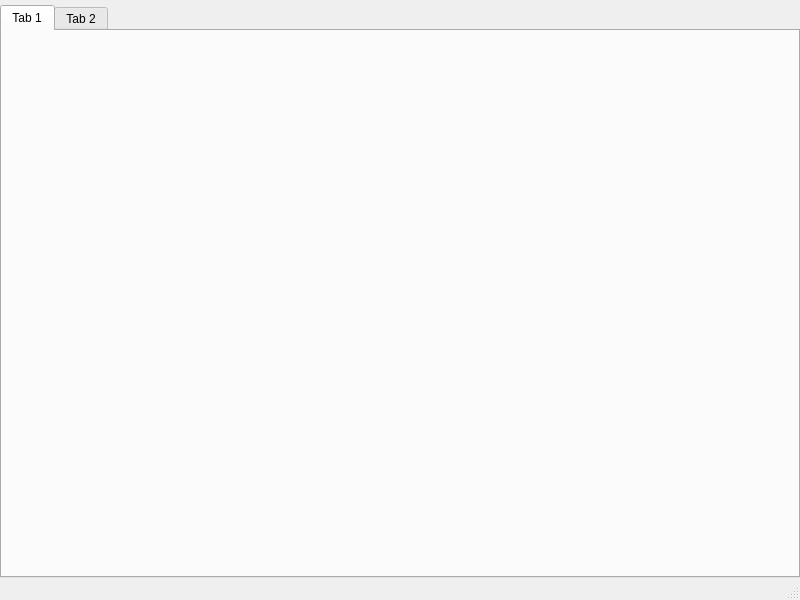
Before: the Qt Designer form UI/MainWindows.ui in BeiChenYx/NetDebug, drawn with Qt 5.
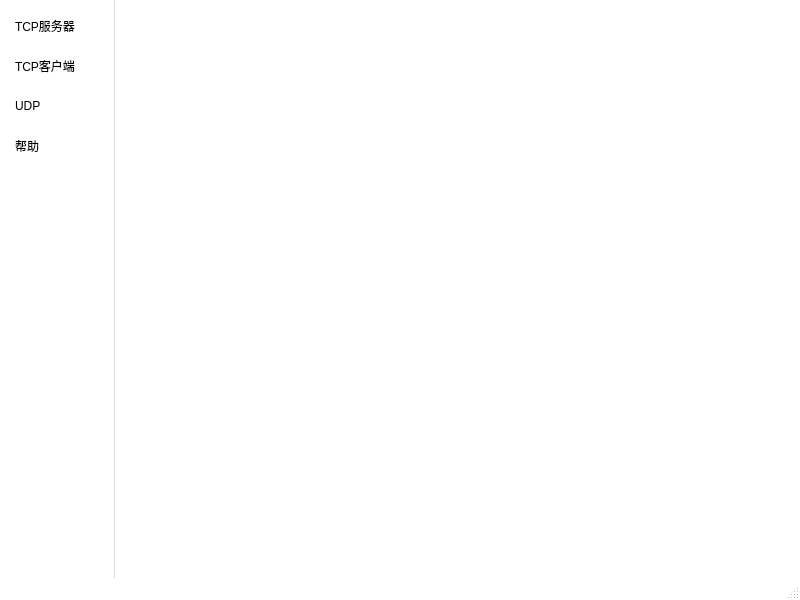
After: the same form once the commit is applied. Icons and pictures are not drawn.

The edit to the form file:
```diff
--- a/UI/MainWindows.ui
+++ b/UI/MainWindows.ui
@@ -11,7 +11,55 @@
    </rect>
   </property>
   <property name="windowTitle">
-   <string>MainWindow</string>
+   <string>网络调试工具</string>
+  </property>
+  <property name="styleSheet">
+   <string notr="true">QMainWindow
+{
+	margin: 0px;
+	padding: 0px;
+    background: #FFFFFF;
+}
+
+QListWidget
+{
+    color: black; 
+    background: #FFFFFF;
+    border-left: 0px solid gray;
+    border-bottom: 0px solid gray;
+    border-top: 0px solid gray;
+	border-right: 1px solid #D7DCE0;
+	padding-top: 6px;
+    outline:0px;
+}
+
+QListWidget::Item
+{
+    height: 40px;
+    border: 0px solid #FFFFFF;
+    padding-left: 12;
+}
+
+QListWidget::Item:hover
+{
+    color: #3DAAFD;
+    background: transparent;
+}
+
+QListWidget::Item:selected
+{
+    color: #3DAAFD;
+    background: #E7E7EB;
+    border-left: 5px solid #3DAAFD;
+}
+/*
+QListWidget::Item:selected:active
+{
+    background: #E7E7EB;
+    color:  #3DAAFD;
+    border-left:2px solid #3DAAFD;
+}*/
+</string>
   </property>
   <widget class="QWidget" name="centralwidget">
    <property name="layoutDirection">
@@ -20,15 +68,12 @@
    <property name="autoFillBackground">
     <bool>false</bool>
    </property>
-   <layout class="QVBoxLayout" name="verticalLayout">
-    <property name="spacing">
-     <number>0</number>
-    </property>
+   <layout class="QGridLayout" name="gridLayout">
     <property name="leftMargin">
      <number>0</number>
     </property>
     <property name="topMargin">
-     <number>5</number>
+     <number>0</number>
     </property>
     <property name="rightMargin">
      <number>0</number>
@@ -36,36 +81,65 @@
     <property name="bottomMargin">
      <number>0</number>
     </property>
-    <item>
-     <widget class="QTabWidget" name="tabWidget">
-      <property name="tabPosition">
-       <enum>QTabWidget::North</enum>
+    <property name="spacing">
+     <number>0</number>
+    </property>
+    <item row="0" column="0">
+     <widget class="QListWidget" name="listWidget">
+      <property name="minimumSize">
+       <size>
+        <width>115</width>
+        <height>0</height>
+       </size>
       </property>
-      <property name="tabShape">
-       <enum>QTabWidget::Rounded</enum>
+      <property name="maximumSize">
+       <size>
+        <width>115</width>
+        <height>100000</height>
+       </size>
       </property>
-      <property name="documentMode">
-       <bool>false</bool>
-      </property>
-      <property name="tabsClosable">
-       <bool>false</bool>
-      </property>
-      <property name="movable">
-       <bool>false</bool>
-      </property>
-      <property name="tabBarAutoHide">
-       <bool>false</bool>
-      </property>
-      <widget class="QWidget" name="tab">
-       <attribute name="title">
-        <string>Tab 1</string>
-       </attribute>
-      </widget>
-      <widget class="QWidget" name="tab_2">
-       <attribute name="title">
-        <string>Tab 2</string>
-       </attribute>
-      </widget>
+      <item>
+       <property name="text">
+        <string>TCP服务器</string>
+       </property>
+       <property name="icon">
+        <iconset resource="img.qrc">
+         <normaloff>:/img/images/TS_3.png</normaloff>:/img/images/TS_3.png</iconset>
+       </property>
+      </item>
+      <item>
+       <property name="text">
+        <string>TCP客户端</string>
+       </property>
+       <property name="icon">
+        <iconset resource="img.qrc">
+         <normaloff>:/img/images/TC_3.png</normaloff>:/img/images/TC_3.png</iconset>
+       </property>
+      </item>
+      <item>
+       <property name="text">
+        <string>UDP</string>
+       </property>
+       <property name="icon">
+        <iconset resource="img.qrc">
+         <normaloff>:/img/images/US_3.png</normaloff>:/img/images/US_3.png</iconset>
+       </property>
+      </item>
+      <item>
+       <property name="text">
+        <string>帮助</string>
+       </property>
+       <property name="icon">
+        <iconset resource="img.qrc">
+         <normaloff>:/img/images/help_3.png</normaloff>:/img/images/help_3.png</iconset>
+       </property>
+      </item>
+     </widget>
+    </item>
+    <item row="0" column="1">
+     <widget class="QStackedWidget" name="stackedWidget">
+      <widget class="QWidget" name="page"/>
+      <widget class="QWidget" name="page_2"/>
      </widget>
     </item>
    </layout>
```
Left out of the diff: 14 changed lines with no effect on the pictures.
